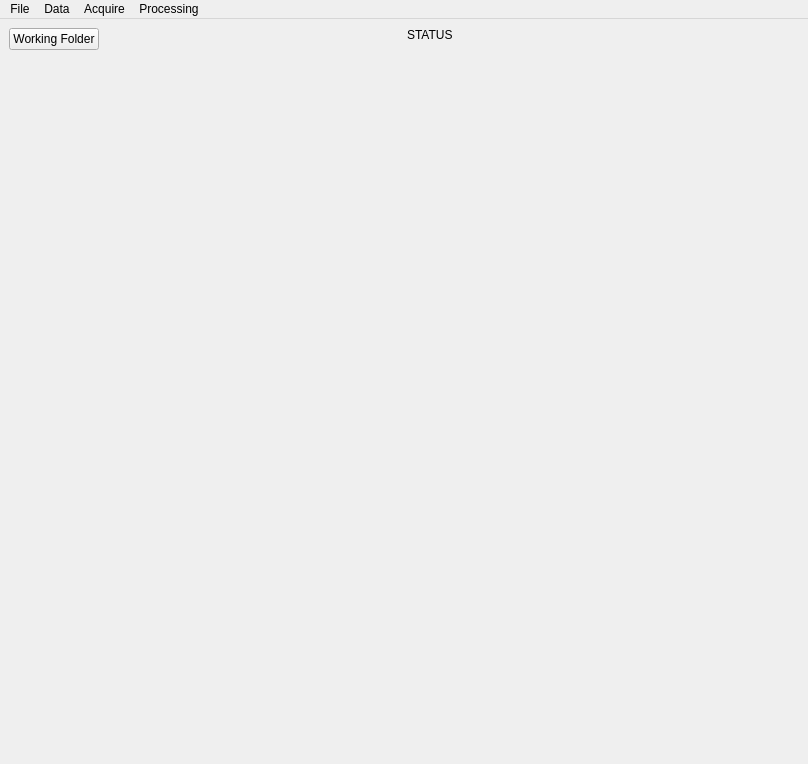
This is pysilcam/silcamgui/SilCam.ui in SINTEF/PySilCam as Qt 5 draws it before an edit. The edited form follows.
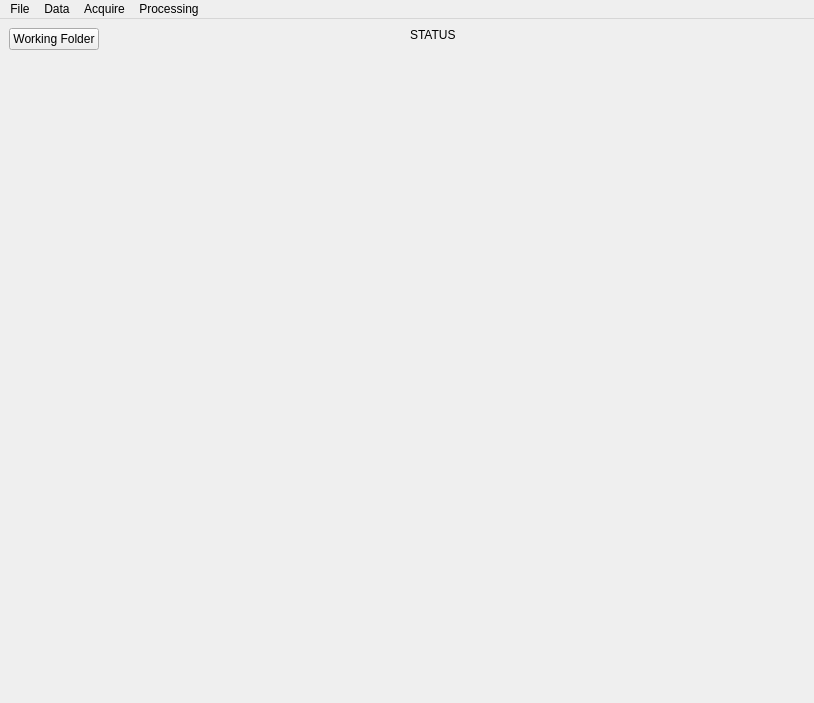
This is the edited form.

Commit message: start to make dlg for server start in gui

Patch:
```diff
--- a/pysilcam/silcamgui/SilCam.ui
+++ b/pysilcam/silcamgui/SilCam.ui
@@ -6,8 +6,8 @@
    <rect>
     <x>0</x>
     <y>0</y>
-    <width>808</width>
-    <height>764</height>
+    <width>814</width>
+    <height>703</height>
    </rect>
   </property>
   <property name="sizePolicy">
@@ -55,8 +55,8 @@
     <rect>
      <x>0</x>
      <y>0</y>
-     <width>808</width>
-     <height>27</height>
+     <width>814</width>
+     <height>22</height>
     </rect>
    </property>
    <widget class="QMenu" name="menuTest">
```
Left out of the diff: 6 changed lines with no effect on the pictures. The commit also changes 4 other files.
